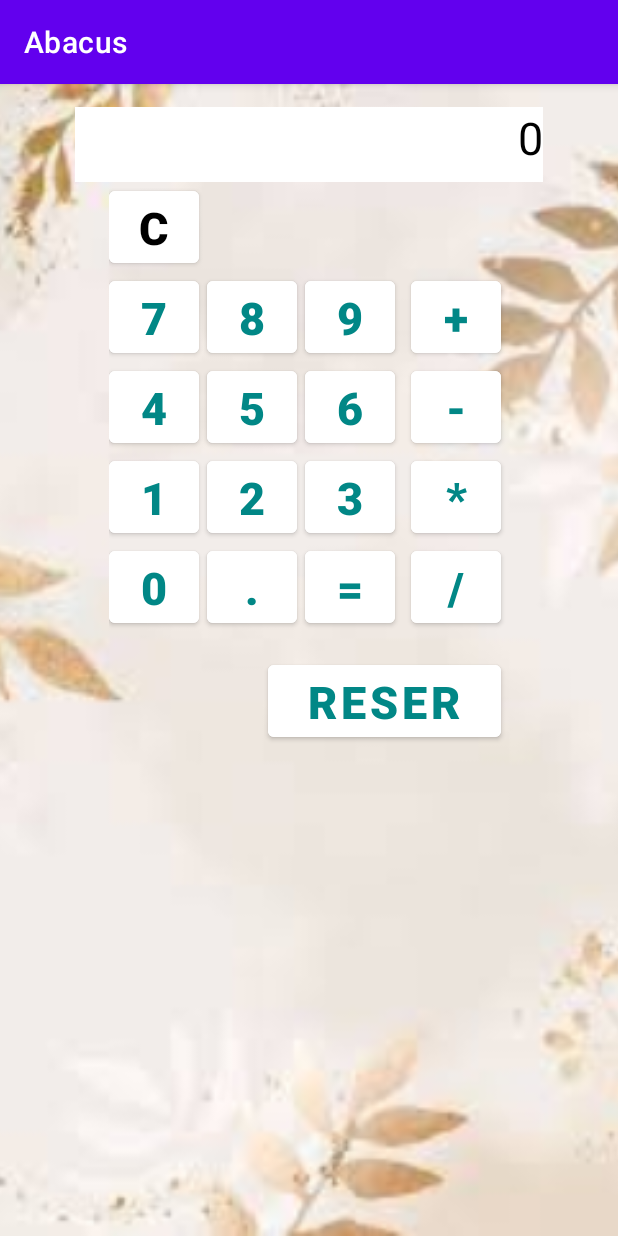
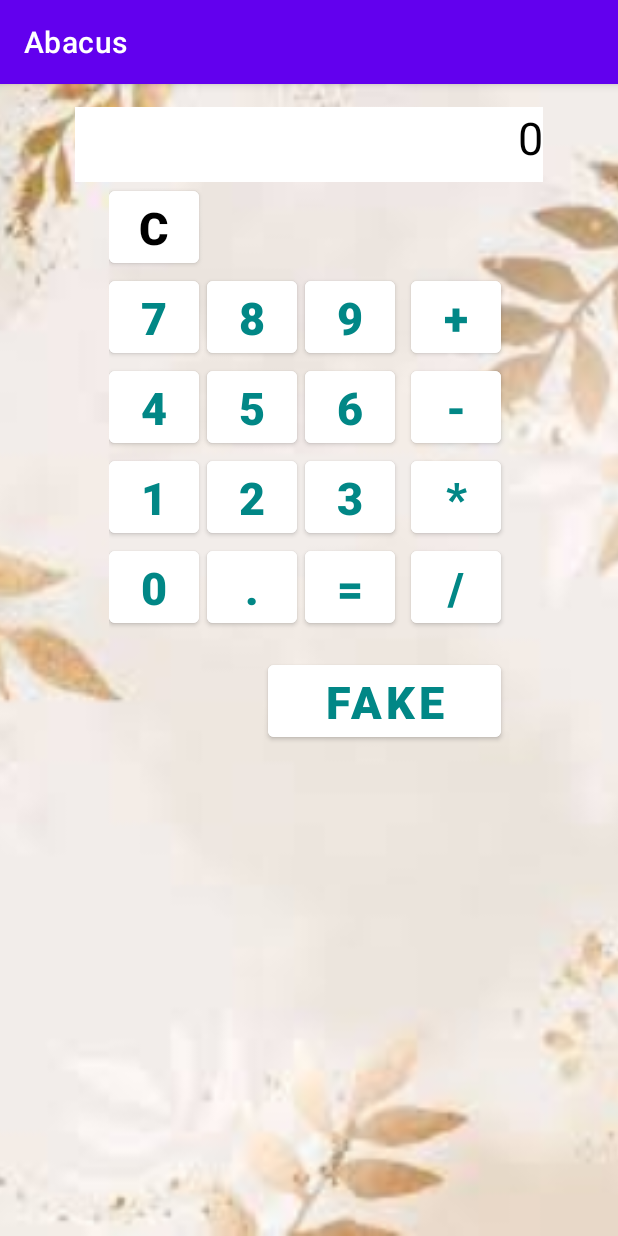
Before and after one commit to Alecfyz/MySecondLesson, an Android app: the screen it shows after launch (MainActivity), on a phone screen of 412 x 824 dp. Run offline under Robolectric (Android 15) with nearby library versions, the phone set to English and light mode, and no system bars.

Commit message:
L4. C.8: Some styles changes.

```diff
--- a/app/src/main/res/values-land/dimens.xml
+++ b/app/src/main/res/values-land/dimens.xml
@@ -3,6 +3,6 @@
     <dimen name="tv_layout_height">120dp</dimen>
     <dimen name="tv_layout_width">173dp</dimen>
     <dimen name="button_layout_width">60dp</dimen>
-    <dimen name="button_layout_height">50dp</dimen>
-    <dimen name="calc_buttons_textsize">24sp</dimen>
+    <dimen name="button_layout_height">45dp</dimen>
+    <dimen name="calc_buttons_textsize">20sp</dimen>
 </resources>
--- a/app/src/main/res/values/strings.xml
+++ b/app/src/main/res/values/strings.xml
@@ -18,8 +18,8 @@
     <string name="button_res" translatable="false">=</string>
     <string name="button_dot" translatable="false">.</string>
     <string name="clear_button" translatable="false">C</string>
-    <string name="switch_to_horiz_button">Reserved</string>
-    <string name="switch_to_main_button">Regular</string>
+    <string name="switch_to_horiz_button">Fake</string>
+    <string name="switch_to_main_button">B2</string>
     <string name="tag_0_button" translatable="false">0</string>
     <string name="tag_1_button" translatable="false">1</string>
     <string name="tag_2_button" translatable="false">2</string>
```
Also changed, not shown: app/src/main/res/drawable/calc_background2.jpg (added), 1 other file.
